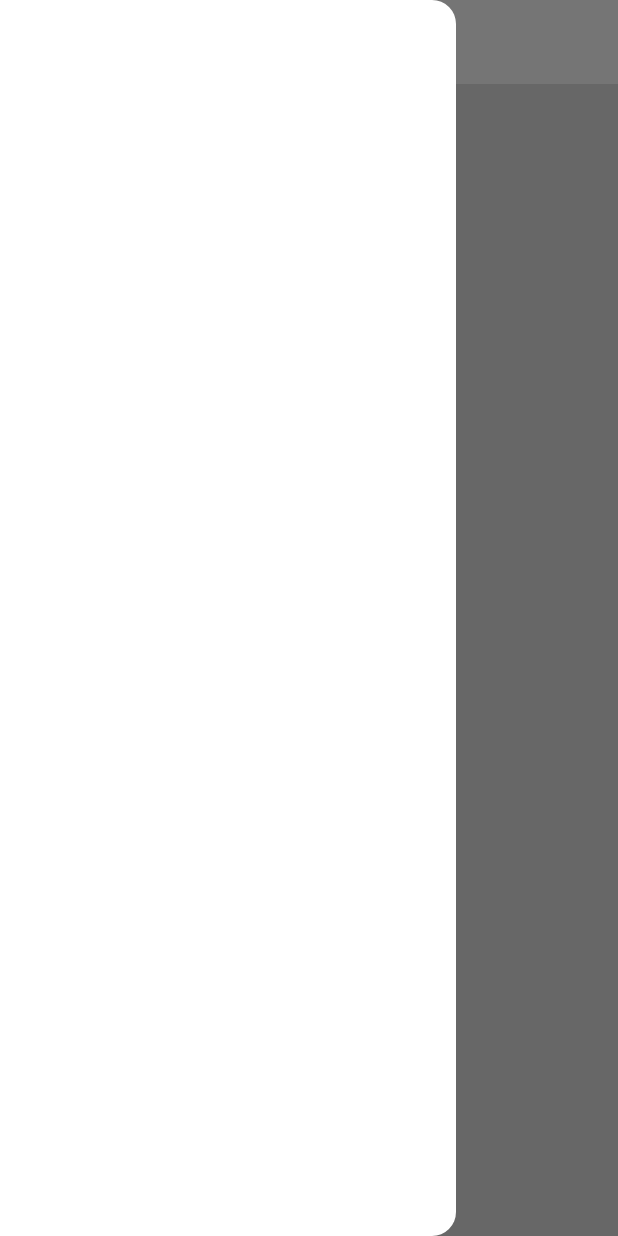
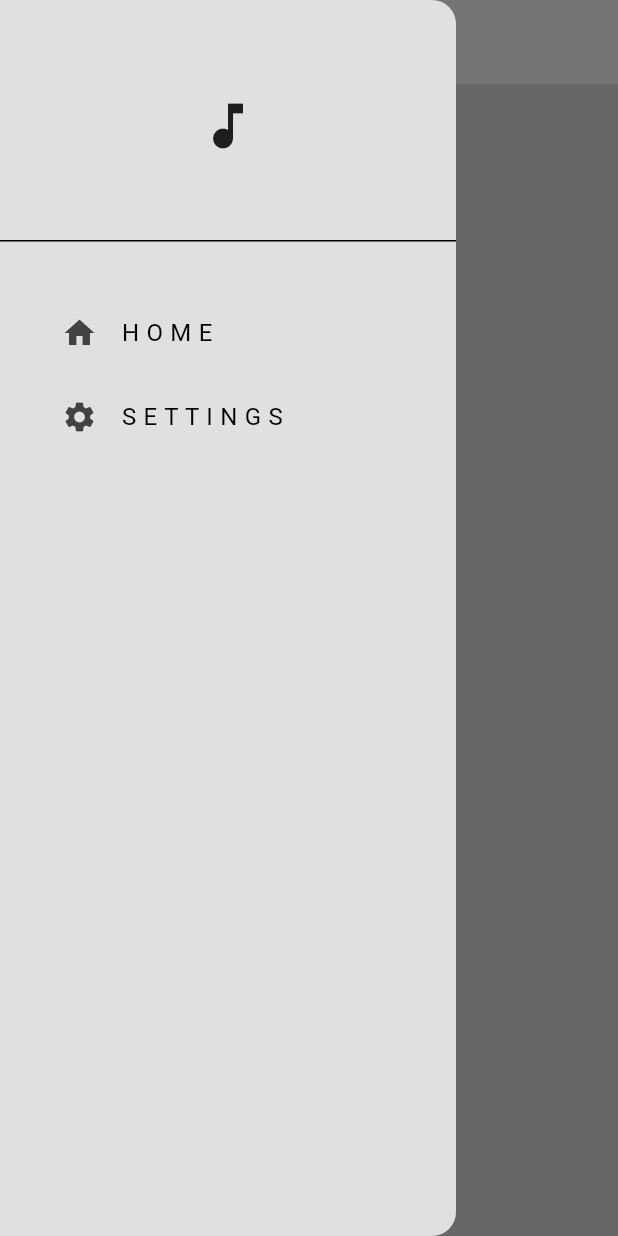
Before and after one commit to namanmahajan2020/Music_Player, a Flutter app: the screen it shows after launch, with the side drawer open, on a phone screen of 412 x 824 dp. Run offline on Flutter 3.47's test engine with Material 3 defaults, Android fonts, the phone set to English and light mode, and no system bars.

```diff
--- a/lib/components/my_darwer.dart
+++ b/lib/components/my_darwer.dart
@@ -0,0 +1,41 @@
+import 'package:flutter/material.dart';
+import 'package:music_player/pages/settings_page.dart';
+
+class MyDarwer extends StatelessWidget {
+  const MyDarwer({super.key});
+
+  @override
+  Widget build(BuildContext context) {
+    return Drawer(
+      backgroundColor: Theme.of(context).colorScheme.background,
+      child: Column(
+        children: [
+          DrawerHeader(child: Center(child: Icon(Icons.music_note, size: 40))),
+          Padding(
+            padding: const EdgeInsets.only(left: 25.0, top: 25),
+            child: ListTile(
+              title: Text("H O M E"),
+              leading: Icon(Icons.home),
+              onTap: () => Navigator.pop(context),
+            ),
+          ),
+          Padding(
+            padding: const EdgeInsets.only(left: 25.0),
+            child: ListTile(
+              title: Text("S E T T I N G S"),
+              leading: Icon(Icons.settings),
+              onTap:
+                  () => {
+                    Navigator.pop(context),
+                    Navigator.push(
+                      context,
+                      MaterialPageRoute(builder: (context) => SettingsPage()),
+                    ),
+                  },
+            ),
+          ),
+        ],
+      ),
+    );
+  }
+}
--- a/lib/pages/home_page.dart
+++ b/lib/pages/home_page.dart
@@ -1,4 +1,5 @@
 import 'package:flutter/material.dart';
+import 'package:music_player/components/my_darwer.dart';
 class HomePage extends StatefulWidget {
   const HomePage({super.key});
 
@@ -12,7 +13,7 @@ class _HomePageState extends State<HomePage> {
     return Scaffold(
       backgroundColor: Theme.of(context).colorScheme.background,
       appBar: AppBar(title: Text("P L A Y L I S T"),),
-      drawer:Drawer(),
+      drawer:MyDarwer(),
     );
   }
 }
--- a/lib/themes/dark_mode.dart
+++ b/lib/themes/dark_mode.dart
@@ -1,9 +1,32 @@
 import 'package:flutter/material.dart';
-ThemeData darkMode=ThemeData(
-  colorScheme: ColorScheme.light(
+ThemeData darkMode = ThemeData(
+  colorScheme: ColorScheme(
+    brightness: Brightness.dark,
+    primary: Colors.grey.shade300,
+    onPrimary: Colors.black,
+    secondary: Colors.grey.shade400,
+    onSecondary: Colors.black,
     background: Colors.grey.shade900,
-    primary: Colors.grey.shade600,
-    secondary: Colors.grey.shade800,
-    inversePrimary: Colors.grey.shade300,
-  )
+    onBackground: Colors.white,
+    surface: Colors.grey.shade800,
+    onSurface: Colors.white,
+    error: Colors.red.shade400,
+    onError: Colors.black,
+    inversePrimary: Colors.grey.shade200,
+    surfaceVariant: Colors.grey.shade700,
+    onSurfaceVariant: Colors.grey.shade200,
+    outline: Colors.grey.shade500,
+    shadow: Colors.black,
+    inverseSurface: Colors.grey.shade200,
+    onInverseSurface: Colors.black,
+    tertiary: Colors.grey.shade500,
+    onTertiary: Colors.black,
+    primaryContainer: Colors.grey.shade600,
+    onPrimaryContainer: Colors.white,
+    secondaryContainer: Colors.grey.shade700,
+    onSecondaryContainer: Colors.white,
+    tertiaryContainer: Colors.grey.shade600,
+    onTertiaryContainer: Colors.white,
+    scrim: Colors.black,
+  ),
 );
--- a/lib/themes/light_mode.dart
+++ b/lib/themes/light_mode.dart
@@ -1,9 +1,32 @@
 import 'package:flutter/material.dart';
-ThemeData lightMode=ThemeData(
-  colorScheme: ColorScheme.light(
+ThemeData lightMode = ThemeData(
+  colorScheme: ColorScheme(
+    brightness: Brightness.light,
+    primary: Colors.grey.shade500,
+    onPrimary: Colors.white,
+    secondary: Colors.grey.shade200,
+    onSecondary: Colors.black,
     background: Colors.grey.shade300,
-    primary: Colors.grey.shade500,
-    secondary: Colors.grey.shade200,
+    onBackground: Colors.black,
+    surface: Colors.white,
+    onSurface: Colors.black,
+    error: Colors.red,
+    onError: Colors.white,
     inversePrimary: Colors.grey.shade900,
-  )
+    surfaceVariant: Colors.grey.shade100,
+    onSurfaceVariant: Colors.grey.shade800,
+    outline: Colors.grey.shade400,
+    shadow: Colors.black,
+    inverseSurface: Colors.grey.shade800,
+    onInverseSurface: Colors.white,
+    tertiary: Colors.grey.shade600,
+    onTertiary: Colors.white,
+    primaryContainer: Colors.grey.shade400,
+    onPrimaryContainer: Colors.black,
+    secondaryContainer: Colors.grey.shade100,
+    onSecondaryContainer: Colors.black,
+    tertiaryContainer: Colors.grey.shade300,
+    onTertiaryContainer: Colors.black,
+    scrim: Colors.black,
+  ),
 );
```
Also changed, not shown: lib/pages/settings_page.dart (added, +41 -0 lines).
